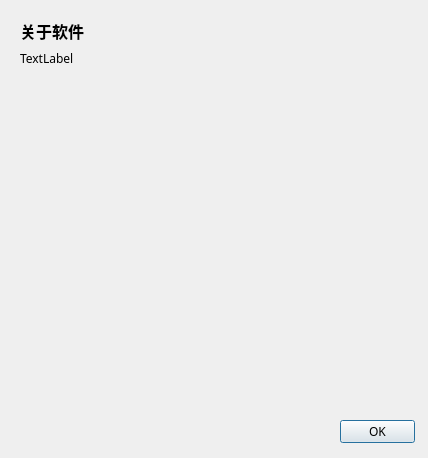
Qt form QTInterface/InstructionsDialog.ui (chiyueOfgit/SmartObliquePhotography) before a commit.
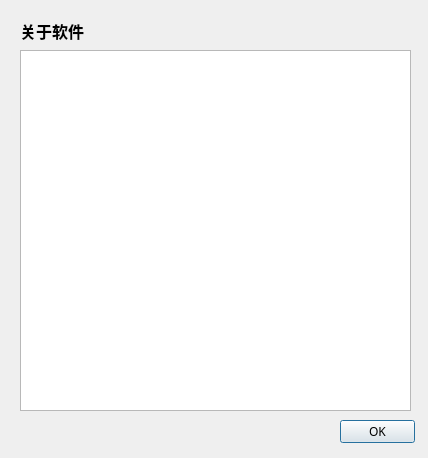
The same form after that commit.

The edit to the form file:
```diff
--- a/QTInterface/InstructionsDialog.ui
+++ b/QTInterface/InstructionsDialog.ui
@@ -47,15 +47,9 @@
    </property>
    <layout class="QVBoxLayout" name="verticalLayout">
     <item>
-     <widget class="QLabel" name="labelText">
-      <property name="text">
-       <string>TextLabel</string>
-      </property>
-      <property name="textFormat">
-       <enum>Qt::MarkdownText</enum>
-      </property>
-      <property name="alignment">
-       <set>Qt::AlignLeading|Qt::AlignLeft|Qt::AlignTop</set>
+     <widget class="QTextEdit" name="RichText">
+      <property name="readOnly">
+       <bool>true</bool>
       </property>
      </widget>
     </item>
```
